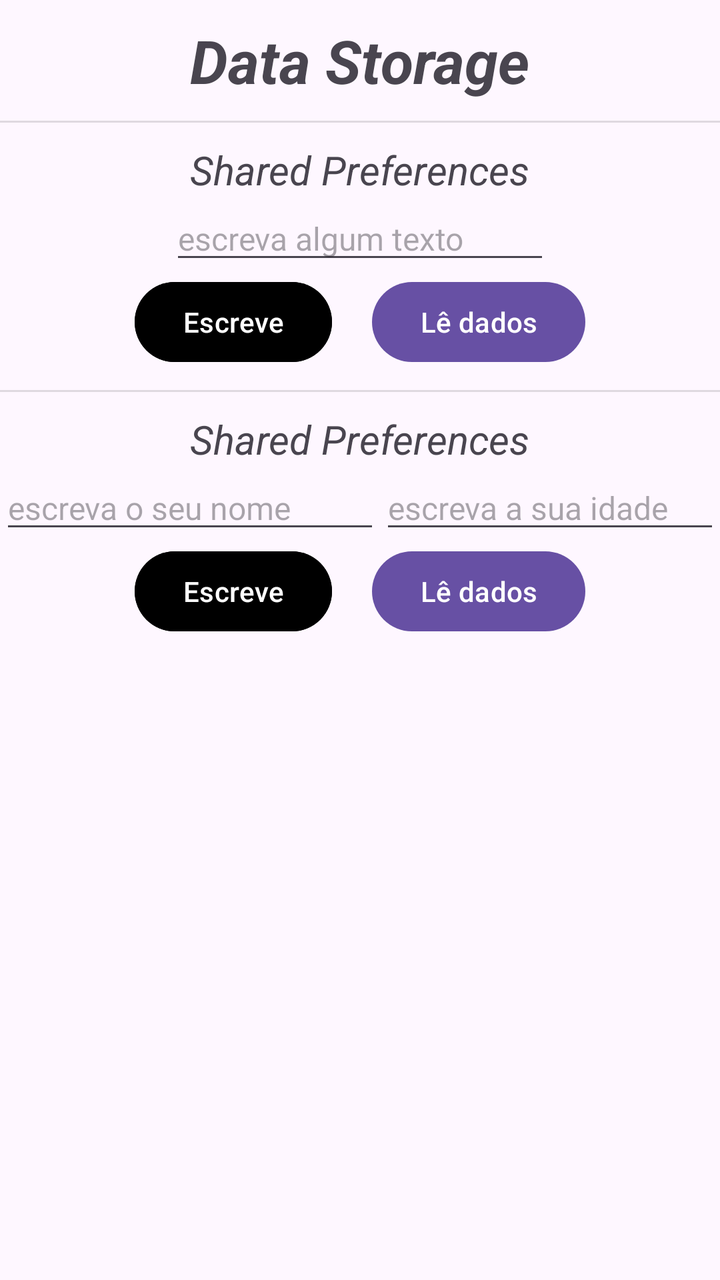
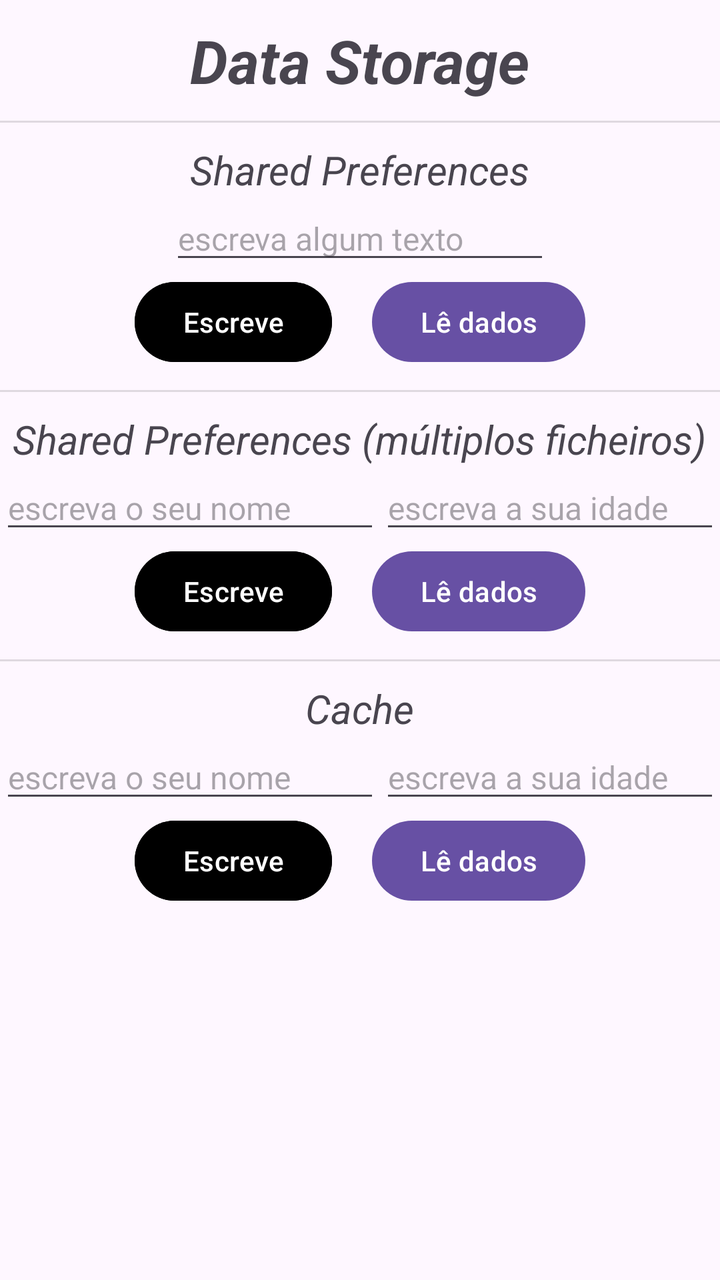

Compare the two renders of this Android layout. The source of the first and the diff that turns it into the second are given below.
<!-- AndroidManifest.xml: application theme Theme.DataStorage -->
<!-- res/layout/activity_main.xml -->
<?xml version="1.0" encoding="utf-8"?>
<LinearLayout
    xmlns:tools="http://schemas.android.com/tools"
    xmlns:android="http://schemas.android.com/apk/res/android"
    android:id="@+id/main"
    android:layout_width="match_parent"
    android:layout_height="match_parent"
    android:orientation="vertical"
    tools:context=".MainActivity">

    <TextView
        android:text="@string/app_name"
        style="@style/titulo_seccao"
        android:textSize="30sp"
        android:textStyle="bold|italic"
        />

    
    <LinearLayout style="@style/contentor_geral">

        <View style="@style/linha_separacao" />

        <TextView
            style="@style/titulo_seccao"
            android:text="@string/shared_preferences" />

        <EditText
            android:id="@+id/editText1"
            style="@style/editText"
            android:hint="@string/sharedPrefencesEditText"
            android:text=""
            android:inputType="text" />

        <LinearLayout style="@style/contentor_horizontal">

            <Button
                android:id="@+id/btWrite1"
                style="@style/buttonWrite"
                android:text="@string/btWrite" />

            <Button
                android:id="@+id/btRead1"
                style="@style/buttonRead"
                android:text="@string/btRead" />

        </LinearLayout>

    </LinearLayout>

    

    <LinearLayout style="@style/contentor_geral">

        <View style="@style/linha_separacao" />

        <TextView
            style="@style/titulo_seccao"
            android:text="@string/shared_preferences" />

        <LinearLayout style="@style/contentor_horizontal">

            <EditText
                android:id="@+id/editText2a"
                style="@style/editText"
                android:hint="@string/escreveNome"
                android:text=""
                android:inputType="text" />

            <EditText
                android:id="@+id/editText2b"
                style="@style/editText"
                android:hint="@string/escreveIdade"
                android:text=""
                android:inputType="number" />

        </LinearLayout>

        <LinearLayout style="@style/contentor_horizontal">

            <Button
                android:id="@+id/btWrite2"
                style="@style/buttonWrite"
                android:text="@string/btWrite" />

            <Button
                android:id="@+id/btRead2"
                style="@style/buttonRead"
                android:text="@string/btRead" />

        </LinearLayout>

    </LinearLayout>

</LinearLayout>
<!-- resources referenced by this layout -->
<resources>
  <string name="app_name">Data Storage</string>
  <string name="btRead">Lê dados</string>
  <string name="btWrite">Escreve</string>
  <string name="escreveIdade">escreva a sua idade</string>
  <string name="escreveNome">escreva o seu nome</string>
  <string name="sharedPrefencesEditText">escreva algum texto</string>
  <string name="shared_preferences">Shared Preferences</string>
  <style name="buttonRead">
          <item name="android:layout_width">wrap_content</item>
          <item name="android:layout_height">wrap_content</item>
          <item name="android:layout_marginStart">10dp</item>
      </style>
  <style name="buttonWrite">
          <item name="android:layout_width">wrap_content</item>
          <item name="android:layout_height">wrap_content</item>
          <item name="android:backgroundTint">@color/black</item>
          <item name="android:layout_marginEnd">10dp</item>
      </style>
  <style name="contentor_geral">
          <item name="android:layout_width">match_parent</item>
          <item name="android:layout_height">wrap_content</item>
          <item name="android:orientation">vertical</item>
      </style>
  <style name="contentor_horizontal">
          <item name="android:layout_width">wrap_content</item>
          <item name="android:layout_height">wrap_content</item>
          <item name="android:layout_gravity">center</item>
          <item name="android:orientation">horizontal</item>
      </style>
  <style name="editText">
          <item name="android:layout_width">wrap_content</item>
          <item name="android:layout_height">wrap_content</item>
          <item name="android:layout_gravity">center</item>
          <item name="android:ems">10</item>
          <item name="android:textSize">16sp</item>
      </style>
  <style name="linha_separacao">
          <item name="android:layout_width">match_parent</item>
          <item name="android:layout_height">1dp</item>
          <item name="android:layout_marginTop">10dp</item>
          <item name="android:background">?android:attr/listDivider</item>
      </style>
  <style name="titulo_seccao">
          <item name="android:layout_width">wrap_content</item>
          <item name="android:layout_height">wrap_content</item>
          <item name="android:layout_gravity">center</item>
          <item name="android:textStyle">italic</item>
          <item name="android:textSize">20sp</item>
          <item name="android:layout_marginTop">10dp</item>
      </style>
  <style name="Theme.DataStorage" parent="Base.Theme.DataStorage" />
  <color name="black">#FF000000</color>
  <style name="Base.Theme.DataStorage" parent="Theme.Material3.DayNight.NoActionBar">
          
          
      </style>
</resources>

<!-- the commit's change to res/layout/activity_main.xml (unified diff, before → after) -->
@@ -55,7 +55,7 @@
 
         <TextView
             style="@style/titulo_seccao"
-            android:text="@string/shared_preferences" />
+            android:text="@string/shared_preferencesMultiFich" />
 
         <LinearLayout style="@style/contentor_horizontal">
 
@@ -91,4 +91,51 @@
 
     </LinearLayout>
 
+
+
+    
+
+    <LinearLayout style="@style/contentor_geral">
+
+        <View style="@style/linha_separacao" />
+
+        <TextView
+            style="@style/titulo_seccao"
+            android:text="@string/Cache" />
+
+        <LinearLayout style="@style/contentor_horizontal">
+
+            <EditText
+                android:id="@+id/editText3a"
+                style="@style/editText"
+                android:hint="@string/escreveNome"
+                android:text=""
+                android:inputType="text" />
+
+            <EditText
+                android:id="@+id/editText3b"
+                style="@style/editText"
+                android:hint="@string/escreveIdade"
+                android:text=""
+                android:inputType="number" />
+
+        </LinearLayout>
+
+        <LinearLayout style="@style/contentor_horizontal">
+
+            <Button
+                android:id="@+id/btWrite3"
+                style="@style/buttonWrite"
+                android:text="@string/btWrite" />
+
+            <Button
+                android:id="@+id/btRead3"
+                style="@style/buttonRead"
+                android:text="@string/btRead" />
+
+        </LinearLayout>
+
+    </LinearLayout>
+
+
 </LinearLayout>
<!-- resource entries referenced after the edit -->
@@ -1,5 +1,6 @@
 <!-- resources referenced by this layout -->
 <resources>
+  <string name="Cache">Cache</string>
   <string name="app_name">Data Storage</string>
   <string name="btRead">Lê dados</string>
   <string name="btWrite">Escreve</string>
@@ -7,6 +8,7 @@
   <string name="escreveNome">escreva o seu nome</string>
   <string name="sharedPrefencesEditText">escreva algum texto</string>
   <string name="shared_preferences">Shared Preferences</string>
+  <string name="shared_preferencesMultiFich">Shared Preferences (múltiplos ficheiros)</string>
   <style name="buttonRead">
           <item name="android:layout_width">wrap_content</item>
           <item name="android:layout_height">wrap_content</item>
